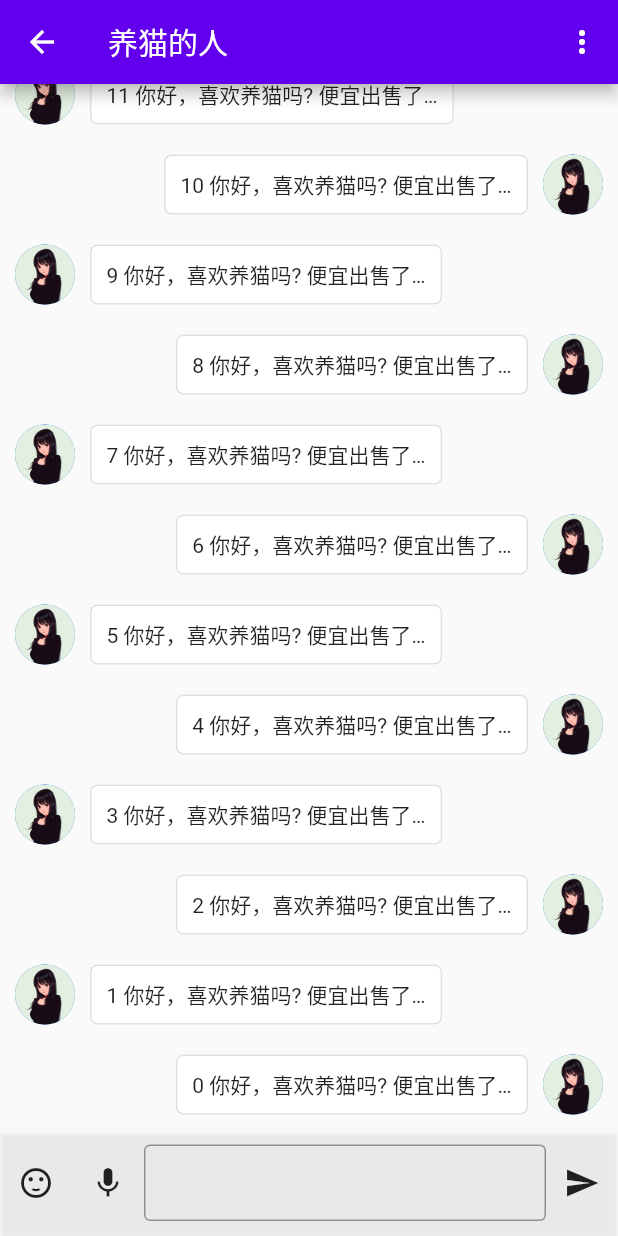
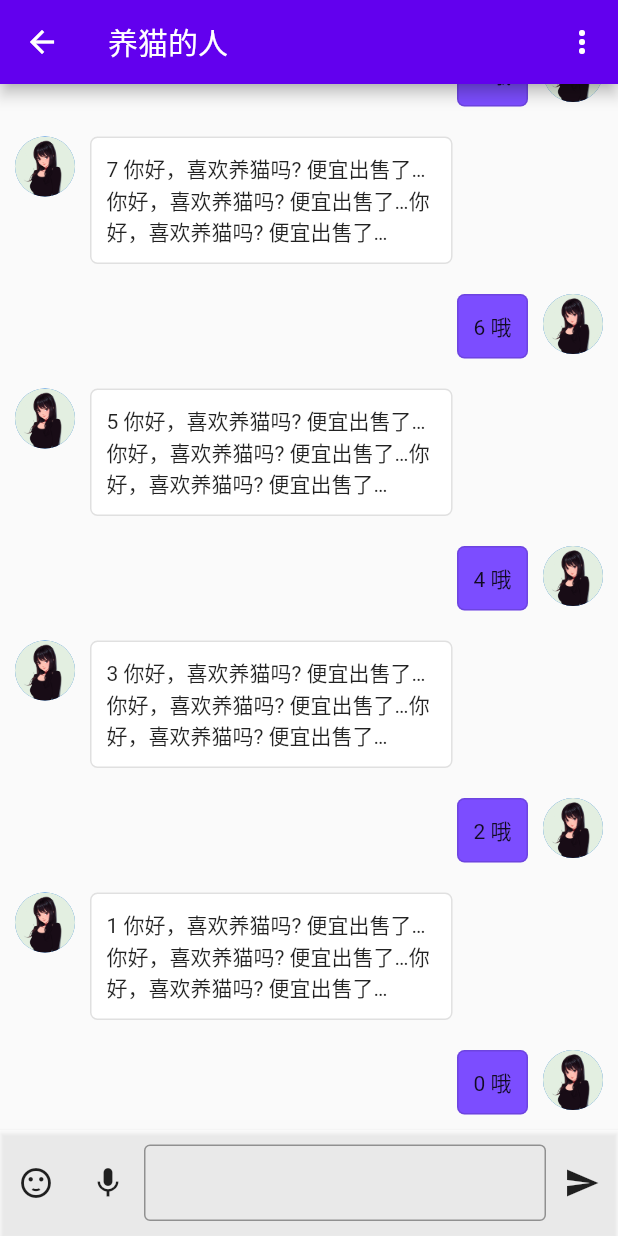
Before and after one commit to tangdaohai/happy_chat_flutter, a Flutter app: the Conversation screen opened by its route, on a phone screen of 412 x 824 dp. Run offline on Flutter 3.47's test engine with Material 2 defaults, Android fonts, the phone set to English and light mode, and no system bars; our stand-ins replace flutter_screenutil, flutter_slidable, flutter_svg.

Commit message:
feat(views/conversation): 消息中的文字显示优化

```diff
--- a/lib/views/conversation/conversation.dart
+++ b/lib/views/conversation/conversation.dart
@@ -1,4 +1,5 @@
 import 'package:flutter/material.dart';
+import 'package:flutter_screenutil/flutter_screenutil.dart';
 class Conversation extends StatefulWidget {
   @override
   _ConversationState createState() => _ConversationState();
@@ -41,25 +42,32 @@ class _ConversationState extends State<Conversation> {
   }
 
   Widget _msg (BuildContext context, int index) {
+    String text = index % 2 == 0 ? '哦' : '你好，喜欢养猫吗? 便宜出售了…你好，喜欢养猫吗? 便宜出售了…你好，喜欢养猫吗? 便宜出售了…';
     return Row(
+      crossAxisAlignment: CrossAxisAlignment.start,
       textDirection: index % 2 == 0 ? TextDirection.rtl : TextDirection.ltr,
       children: <Widget>[
         CircleAvatar(
           radius: 20,
           backgroundImage: AssetImage('images/126244.jpg'),
         ),
-        Container(
+        Expanded(
+          flex: 0,
+          child: Container(
             constraints: BoxConstraints(
+              maxWidth: ScreenUtil().setWidth(220),
               minHeight: 40
             ),
             margin: EdgeInsets.symmetric(horizontal: 10),
             decoration: new BoxDecoration(
-            color: Colors.white,
+              color: index % 2 == 0 ? Colors.deepPurpleAccent : Colors.white,
               borderRadius: BorderRadius.circular(5.0),
               border: Border.all(width: 1, color: Colors.black12)
             ),
-          padding: EdgeInsets.symmetric(horizontal: 10),
-          child: Center(child: Text('$index 你好，喜欢养猫吗? 便宜出售了…'),)
+            padding: EdgeInsets.all(10),
+            child: Text('$index $text')
+            // child: Center(child: Text('$index $text'),)
+          ),
         )
       ],
     );
```
Lines whose indentation alone changed are shown as unchanged.
